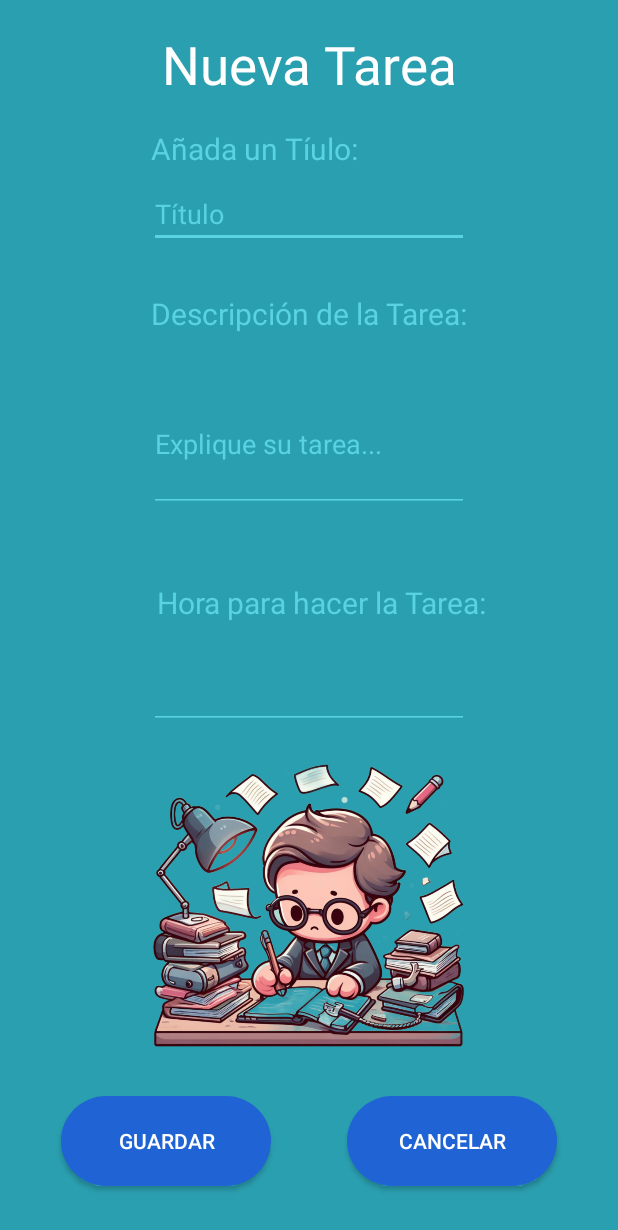
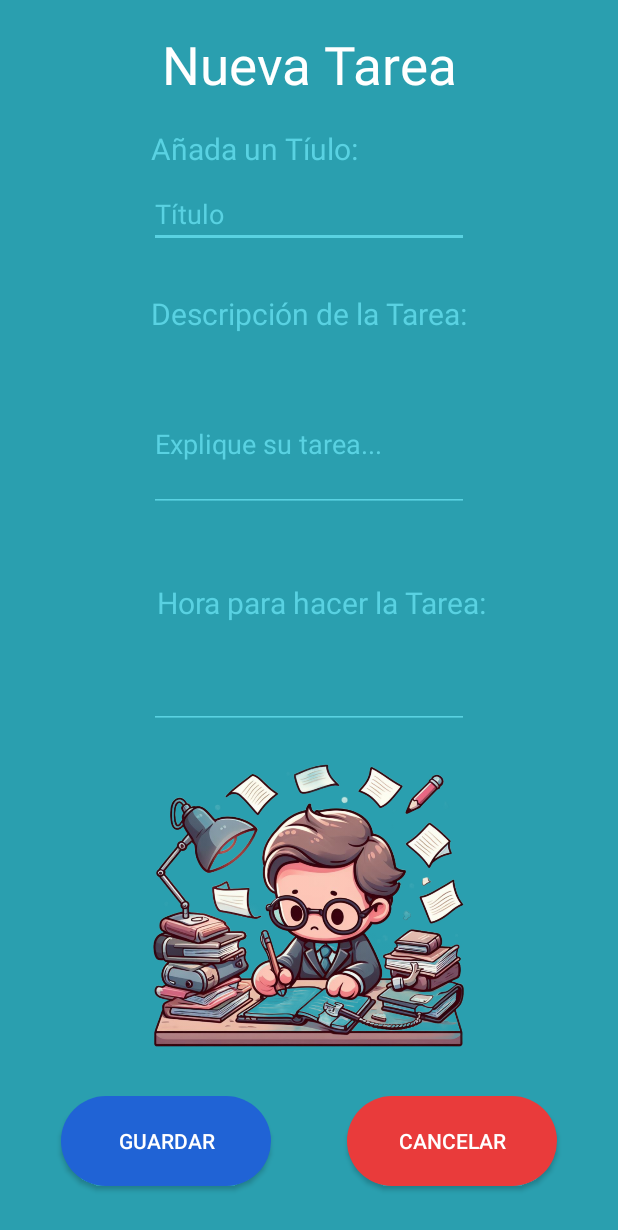
Before and after one commit to Alastor003/TaskApp, an Android app: the CrearTarea screen opened directly, with no data from a screen before it, on a phone screen of 412 x 824 dp. Shown: the top 1230 px of the screen. Run offline under Robolectric (Android 15) with nearby library versions, the phone set to English and light mode, and no system bars.

Commit message:
preparar entrega

```diff
--- /dev/null
+++ b/app/src/main/res/drawable/cancel_button.xml
@@ -0,0 +1,5 @@
+<?xml version="1.0" encoding="utf-8"?>
+<shape xmlns:android="http://schemas.android.com/apk/res/android">
+    <solid android:color="@color/red" />
+    <corners android:radius="50dp" />
+</shape>
--- a/app/src/main/res/layout/activity_crear_tarea.xml
+++ b/app/src/main/res/layout/activity_crear_tarea.xml
@@ -44,6 +44,7 @@
         app:layout_constraintEnd_toEndOf="parent"
         app:layout_constraintStart_toStartOf="parent"
         app:layout_constraintTop_toTopOf="parent"
+        android:textColor="@color/white"
         tools:ignore="TouchTargetSizeCheck"
         app:backgroundTint="@color/editext"/>
 
@@ -69,6 +70,7 @@
         android:hint="@string/edtDescripcion"
         android:inputType="text"
         android:textColorHint="@color/editext"
+        android:textColor="@color/white"
         app:layout_constraintBottom_toTopOf="@+id/textView3"
         app:layout_constraintEnd_toEndOf="@+id/edtTitulo"
         app:layout_constraintStart_toStartOf="@+id/edtTitulo"
@@ -96,6 +98,7 @@
         android:ems="10"
         android:inputType="time"
         app:layout_constraintBottom_toTopOf="@+id/btnGuardar"
+        android:textColor="@color/white"
         app:layout_constraintEnd_toEndOf="parent"
         app:layout_constraintStart_toStartOf="parent"
         app:layout_constraintTop_toTopOf="@+id/textView2"
@@ -133,7 +136,7 @@
         android:layout_marginStart="25dp"
         android:layout_marginEnd="83dp"
         android:layout_marginBottom="33dp"
-        android:background="@drawable/custom_button"
+        android:background="@drawable/cancel_button"
         android:text="Cancelar"
         android:textColor="@color/white"
         app:layout_constraintBottom_toBottomOf="parent"
--- a/app/src/main/res/layout/activity_main.xml
+++ b/app/src/main/res/layout/activity_main.xml
@@ -41,6 +41,7 @@
                 android:gravity="center_horizontal"
                 android:hint="@string/user"
                 android:textColorHint="@color/editext"
+                android:textColor="@color/white"
                 android:inputType="text"
                 app:backgroundTint="@color/editext"/>
 
@@ -54,6 +55,7 @@
                 android:gravity="center_horizontal"
                 android:hint="@string/pass"
                 android:textColorHint="@color/editext"
+                android:textColor="@color/white"
                 android:inputType="textPassword"
                 app:backgroundTint="@color/editext"/>
 
--- a/app/src/main/res/layout/activity_tarea.xml
+++ b/app/src/main/res/layout/activity_tarea.xml
@@ -20,7 +20,7 @@
         <ImageButton
             android:id="@+id/btnBack"
             android:layout_width="83dp"
-            android:layout_height="65dp"
+            android:layout_height="55dp"
             android:background="@color/fondo"
             android:contentDescription="@string/btnCancelar"
             android:scaleType="fitEnd"
--- a/app/src/main/res/values/colors.xml
+++ b/app/src/main/res/values/colors.xml
@@ -5,4 +5,5 @@
     <color name="fondo">#2A9FAF</color>
     <color name="boton">#2063D5</color>
     <color name="editext">#59D2E2</color>
+    <color name="red">#E93B3B</color>
 </resources>
```
Also changed, not shown: app/src/main/res/layout/activity_registro.xml (+6 -1 lines), app/src/main/res/layout/tarea_card_layout.xml (+6 -3 lines), app/src/main/res/drawable/back.png.
